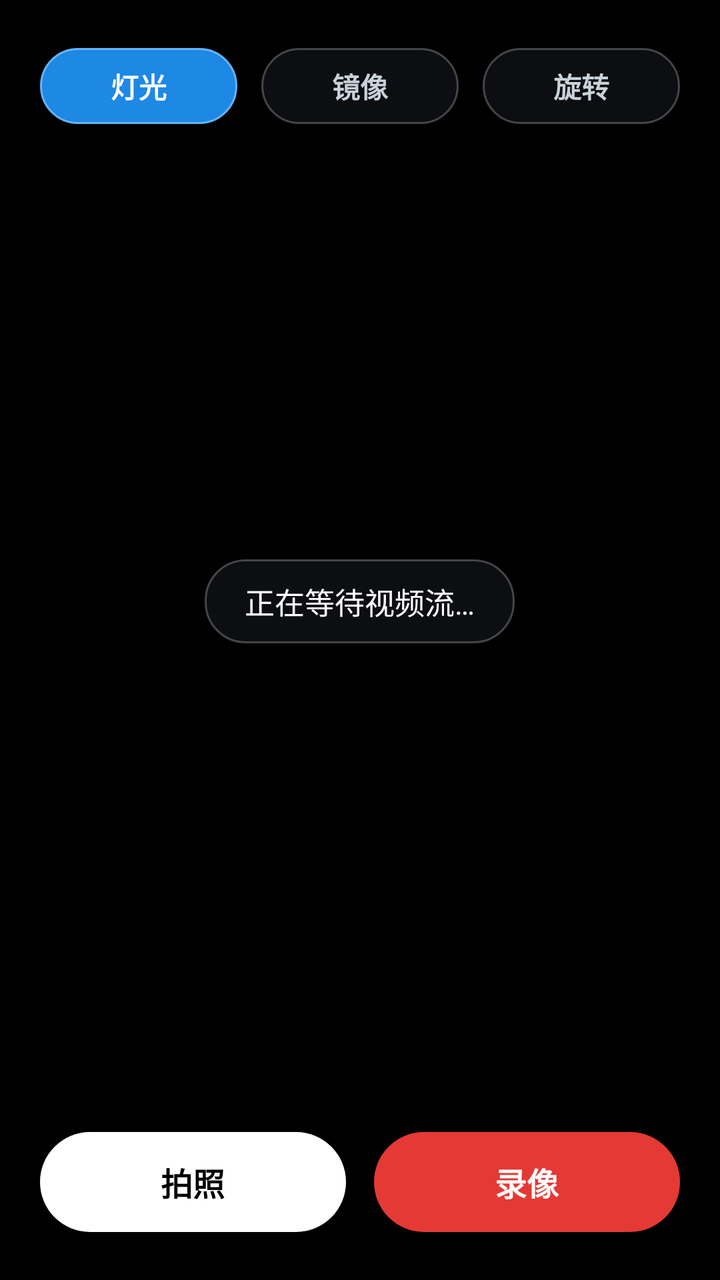
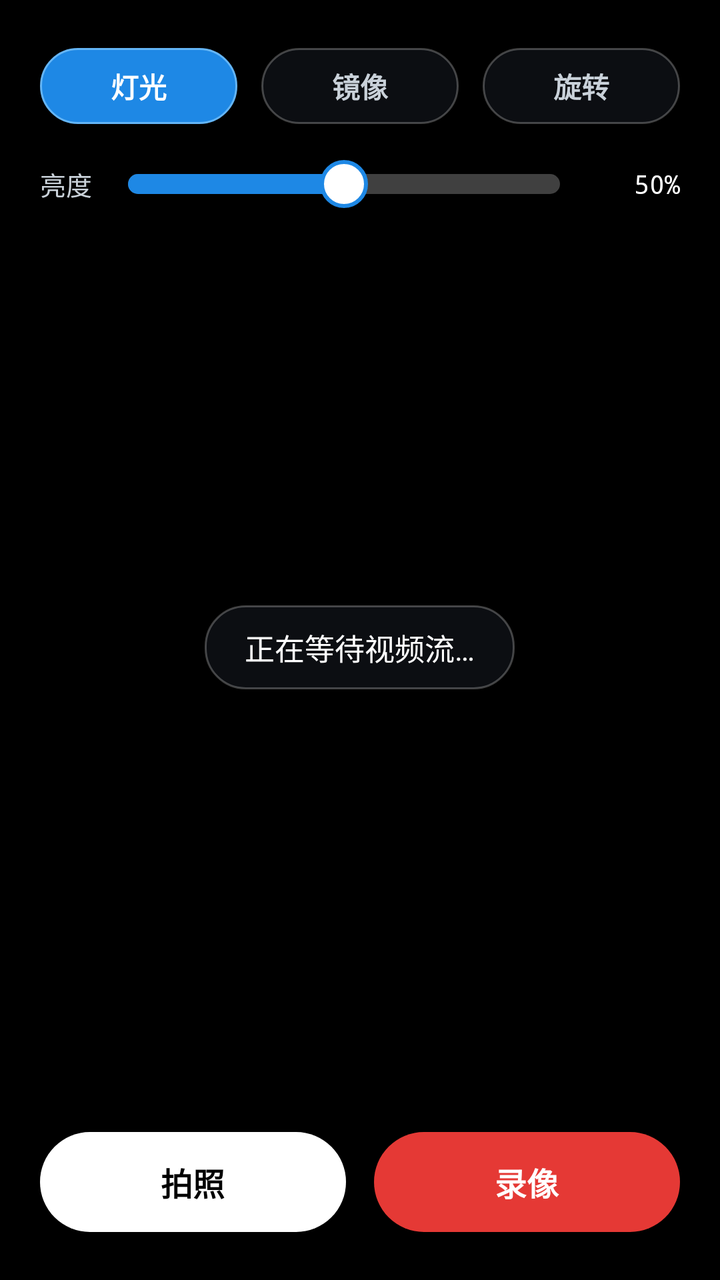

Two renders of the same Android screen: before a commit and after it. Below are the layout's source before the change and the commit's diff.
<!-- AndroidManifest.xml: application theme android:Theme.Material.NoActionBar -->
<!-- res/layout/activity_camera.xml -->
<?xml version="1.0" encoding="utf-8"?>
<LinearLayout xmlns:android="http://schemas.android.com/apk/res/android"
    android:layout_width="match_parent"
    android:layout_height="match_parent"
    android:background="#000000"
    android:keepScreenOn="true"
    android:orientation="vertical">

    
    <LinearLayout
        android:id="@+id/topPanel"
        android:layout_width="match_parent"
        android:layout_height="wrap_content"
        android:gravity="center_vertical"
        android:orientation="horizontal"
        android:paddingLeft="20dp"
        android:paddingTop="24dp"
        android:paddingRight="20dp"
        android:paddingBottom="12dp">

        <TextView
            android:id="@+id/btnFlash"
            android:layout_width="0dp"
            android:layout_height="38dp"
            android:layout_weight="1"
            android:background="@drawable/bg_pill_ctrl_on"
            android:gravity="center"
            android:text="灯光"
            android:textColor="#FFFFFF"
            android:textSize="14sp"
            android:textStyle="bold" />

        <TextView
            android:id="@+id/btnMirror"
            android:layout_width="0dp"
            android:layout_height="38dp"
            android:layout_marginStart="12dp"
            android:layout_weight="1"
            android:background="@drawable/bg_pill_ctrl"
            android:gravity="center"
            android:text="镜像"
            android:textColor="#C9D1D9"
            android:textSize="14sp"
            android:textStyle="bold" />

        <TextView
            android:id="@+id/btnRotate"
            android:layout_width="0dp"
            android:layout_height="38dp"
            android:layout_marginStart="12dp"
            android:layout_weight="1"
            android:background="@drawable/bg_pill_ctrl"
            android:gravity="center"
            android:text="旋转"
            android:textColor="#C9D1D9"
            android:textSize="14sp"
            android:textStyle="bold" />
    </LinearLayout>

    
    <FrameLayout
        android:layout_width="match_parent"
        android:layout_height="0dp"
        android:layout_weight="1">

        <ImageView
            android:id="@+id/preview"
            android:layout_width="match_parent"
            android:layout_height="match_parent"
            android:layout_gravity="center"
            android:contentDescription="@string/app_name"
            android:scaleType="matrix" />

        <LinearLayout
            android:id="@+id/recIndicator"
            android:layout_width="wrap_content"
            android:layout_height="wrap_content"
            android:layout_gravity="top|center_horizontal"
            android:layout_marginTop="8dp"
            android:background="@drawable/bg_pill_ctrl"
            android:gravity="center_vertical"
            android:orientation="horizontal"
            android:paddingLeft="10dp"
            android:paddingTop="6dp"
            android:paddingRight="10dp"
            android:paddingBottom="6dp"
            android:visibility="gone">

            <TextView
                android:layout_width="wrap_content"
                android:layout_height="wrap_content"
                android:text="●"
                android:textColor="#E53935"
                android:textSize="13sp" />

            <TextView
                android:id="@+id/recTime"
                android:layout_width="wrap_content"
                android:layout_height="wrap_content"
                android:layout_marginStart="6dp"
                android:fontFamily="monospace"
                android:text="00:00"
                android:textColor="#FFFFFF"
                android:textSize="13sp" />
        </LinearLayout>

        <TextView
            android:id="@+id/tvDisconnect"
            android:layout_width="wrap_content"
            android:layout_height="wrap_content"
            android:layout_gravity="center"
            android:background="@drawable/bg_pill_ctrl"
            android:paddingLeft="20dp"
            android:paddingTop="10dp"
            android:paddingRight="20dp"
            android:paddingBottom="10dp"
            android:text="正在等待视频流…"
            android:textColor="#FFFFFF"
            android:textSize="15sp"
            android:visibility="visible" />
    </FrameLayout>

    
    <LinearLayout
        android:id="@+id/bottomPanel"
        android:layout_width="match_parent"
        android:layout_height="wrap_content"
        android:background="#B3000000"
        android:orientation="vertical"
        android:paddingLeft="20dp"
        android:paddingTop="12dp"
        android:paddingRight="20dp"
        android:paddingBottom="24dp">

        <TextView
            android:id="@+id/tvCameraHint"
            android:layout_width="match_parent"
            android:layout_height="wrap_content"
            android:layout_marginBottom="10dp"
            android:gravity="center"
            android:text=""
            android:textColor="#C9D1D9"
            android:textSize="12sp" />

        <LinearLayout
            android:layout_width="match_parent"
            android:layout_height="wrap_content"
            android:orientation="horizontal">

            <Button
                android:id="@+id/btnSnap"
                android:layout_width="0dp"
                android:layout_height="50dp"
                android:layout_weight="1"
                android:background="@drawable/bg_btn_snap"
                android:stateListAnimator="@null"
                android:text="拍照"
                android:textColor="#000000"
                android:textSize="16sp"
                android:textStyle="bold" />

            <Button
                android:id="@+id/btnRec"
                android:layout_width="0dp"
                android:layout_height="50dp"
                android:layout_marginStart="14dp"
                android:layout_weight="1"
                android:background="@drawable/bg_btn_rec"
                android:stateListAnimator="@null"
                android:text="录像"
                android:textColor="#FFFFFF"
                android:textSize="16sp"
                android:textStyle="bold" />
        </LinearLayout>
    </LinearLayout>

</LinearLayout>
<!-- resources referenced by this layout -->
<resources>
  <!-- drawable bg_btn_rec (drawable) -->
  <?xml version="1.0" encoding="utf-8"?>
  <shape xmlns:android="http://schemas.android.com/apk/res/android"
      android:shape="rectangle">
      <solid android:color="#E53935" />
      <corners android:radius="26dp" />
  </shape>
  <!-- drawable bg_btn_snap (drawable) -->
  <?xml version="1.0" encoding="utf-8"?>
  <shape xmlns:android="http://schemas.android.com/apk/res/android"
      android:shape="rectangle">
      <solid android:color="#FFFFFF" />
      <corners android:radius="26dp" />
  </shape>
  <!-- drawable bg_pill_ctrl (drawable) -->
  <?xml version="1.0" encoding="utf-8"?>
  <shape xmlns:android="http://schemas.android.com/apk/res/android"
      android:shape="rectangle">
      <solid android:color="#9914181F" />
      <stroke
          android:width="1dp"
          android:color="#40FFFFFF" />
      <corners android:radius="20dp" />
  </shape>
  <!-- drawable bg_pill_ctrl_on (drawable) -->
  <?xml version="1.0" encoding="utf-8"?>
  <shape xmlns:android="http://schemas.android.com/apk/res/android"
      android:shape="rectangle">
      <solid android:color="#1E88E5" />
      <stroke
          android:width="1dp"
          android:color="#64B5F6" />
      <corners android:radius="20dp" />
  </shape>
  <string name="app_name">Wifi Look</string>
</resources>

<!-- the commit's change to res/layout/activity_camera.xml (unified diff, before → after) -->
@@ -11,50 +11,99 @@
         android:id="@+id/topPanel"
         android:layout_width="match_parent"
         android:layout_height="wrap_content"
-        android:gravity="center_vertical"
-        android:orientation="horizontal"
+        android:orientation="vertical"
         android:paddingLeft="20dp"
         android:paddingTop="24dp"
         android:paddingRight="20dp"
-        android:paddingBottom="12dp">
-
-        <TextView
-            android:id="@+id/btnFlash"
-            android:layout_width="0dp"
-            android:layout_height="38dp"
-            android:layout_weight="1"
-            android:background="@drawable/bg_pill_ctrl_on"
-            android:gravity="center"
-            android:text="灯光"
-            android:textColor="#FFFFFF"
-            android:textSize="14sp"
-            android:textStyle="bold" />
-
-        <TextView
-            android:id="@+id/btnMirror"
-            android:layout_width="0dp"
-            android:layout_height="38dp"
-            android:layout_marginStart="12dp"
-            android:layout_weight="1"
-            android:background="@drawable/bg_pill_ctrl"
-            android:gravity="center"
-            android:text="镜像"
-            android:textColor="#C9D1D9"
-            android:textSize="14sp"
-            android:textStyle="bold" />
-
-        <TextView
-            android:id="@+id/btnRotate"
-            android:layout_width="0dp"
-            android:layout_height="38dp"
-            android:layout_marginStart="12dp"
-            android:layout_weight="1"
-            android:background="@drawable/bg_pill_ctrl"
-            android:gravity="center"
-            android:text="旋转"
-            android:textColor="#C9D1D9"
-            android:textSize="14sp"
-            android:textStyle="bold" />
+        android:paddingBottom="8dp">
+
+        <LinearLayout
+            android:layout_width="match_parent"
+            android:layout_height="wrap_content"
+            android:gravity="center_vertical"
+            android:orientation="horizontal">
+
+            <TextView
+                android:id="@+id/btnFlash"
+                android:layout_width="0dp"
+                android:layout_height="38dp"
+                android:layout_weight="1"
+                android:background="@drawable/bg_pill_ctrl_on"
+                android:gravity="center"
+                android:text="灯光"
+                android:textColor="#FFFFFF"
+                android:textSize="14sp"
+                android:textStyle="bold" />
+
+            <TextView
+                android:id="@+id/btnMirror"
+                android:layout_width="0dp"
+                android:layout_height="38dp"
+                android:layout_marginStart="12dp"
+                android:layout_weight="1"
+                android:background="@drawable/bg_pill_ctrl"
+                android:gravity="center"
+                android:text="镜像"
+                android:textColor="#C9D1D9"
+                android:textSize="14sp"
+                android:textStyle="bold" />
+
+            <TextView
+                android:id="@+id/btnRotate"
+                android:layout_width="0dp"
+                android:layout_height="38dp"
+                android:layout_marginStart="12dp"
+                android:layout_weight="1"
+                android:background="@drawable/bg_pill_ctrl"
+                android:gravity="center"
+                android:text="旋转"
+                android:textColor="#C9D1D9"
+                android:textSize="14sp"
+                android:textStyle="bold" />
+        </LinearLayout>
+
+        <LinearLayout
+            android:layout_width="match_parent"
+            android:layout_height="wrap_content"
+            android:layout_marginTop="10dp"
+            android:gravity="center_vertical"
+            android:orientation="horizontal">
+
+            <TextView
+                android:layout_width="wrap_content"
+                android:layout_height="wrap_content"
+                android:text="亮度"
+                android:textColor="#C9D1D9"
+                android:textSize="13sp" />
+
+            <SeekBar
+                android:id="@+id/seekBrightness"
+                android:layout_width="0dp"
+                android:layout_height="40dp"
+                android:layout_marginStart="6dp"
+                android:layout_marginEnd="6dp"
+                android:layout_weight="1"
+                android:max="100"
+                android:maxHeight="10dp"
+                android:minHeight="10dp"
+                android:paddingStart="12dp"
+                android:paddingEnd="12dp"
+                android:progress="50"
+                android:progressDrawable="@drawable/seek_brightness_track"
+                android:splitTrack="false"
+                android:thumb="@drawable/seek_brightness_thumb"
+                android:thumbOffset="12dp" />
+
+            <TextView
+                android:id="@+id/tvBrightnessVal"
+                android:layout_width="42dp"
+                android:layout_height="wrap_content"
+                android:fontFamily="monospace"
+                android:gravity="end"
+                android:text="50%"
+                android:textColor="#FFFFFF"
+                android:textSize="13sp" />
+        </LinearLayout>
     </LinearLayout>
 
     
<!-- resource entries referenced after the edit -->
@@ -34,6 +34,40 @@
           android:color="#64B5F6" />
       <corners android:radius="20dp" />
   </shape>
+  <!-- drawable seek_brightness_thumb (drawable) -->
+  <?xml version="1.0" encoding="utf-8"?>
+  <shape xmlns:android="http://schemas.android.com/apk/res/android"
+      android:shape="oval">
+      <size
+          android:width="24dp"
+          android:height="24dp" />
+      <solid android:color="#FFFFFF" />
+      <stroke
+          android:width="2dp"
+          android:color="#1E88E5" />
+  </shape>
+  <!-- drawable seek_brightness_track (drawable) -->
+  <?xml version="1.0" encoding="utf-8"?>
+  <layer-list xmlns:android="http://schemas.android.com/apk/res/android">
+      <item android:id="@android:id/background"
+          android:gravity="center_vertical|fill_horizontal">
+          <shape android:shape="rectangle">
+              <size android:height="10dp" />
+              <corners android:radius="5dp" />
+              <solid android:color="#40FFFFFF" />
+          </shape>
+      </item>
+      <item android:id="@android:id/progress"
+          android:gravity="center_vertical|fill_horizontal">
+          <clip>
+              <shape android:shape="rectangle">
+                  <size android:height="10dp" />
+                  <corners android:radius="5dp" />
+                  <solid android:color="#1E88E5" />
+              </shape>
+          </clip>
+      </item>
+  </layer-list>
   <string name="app_name">Wifi Look</string>
 </resources>
 
